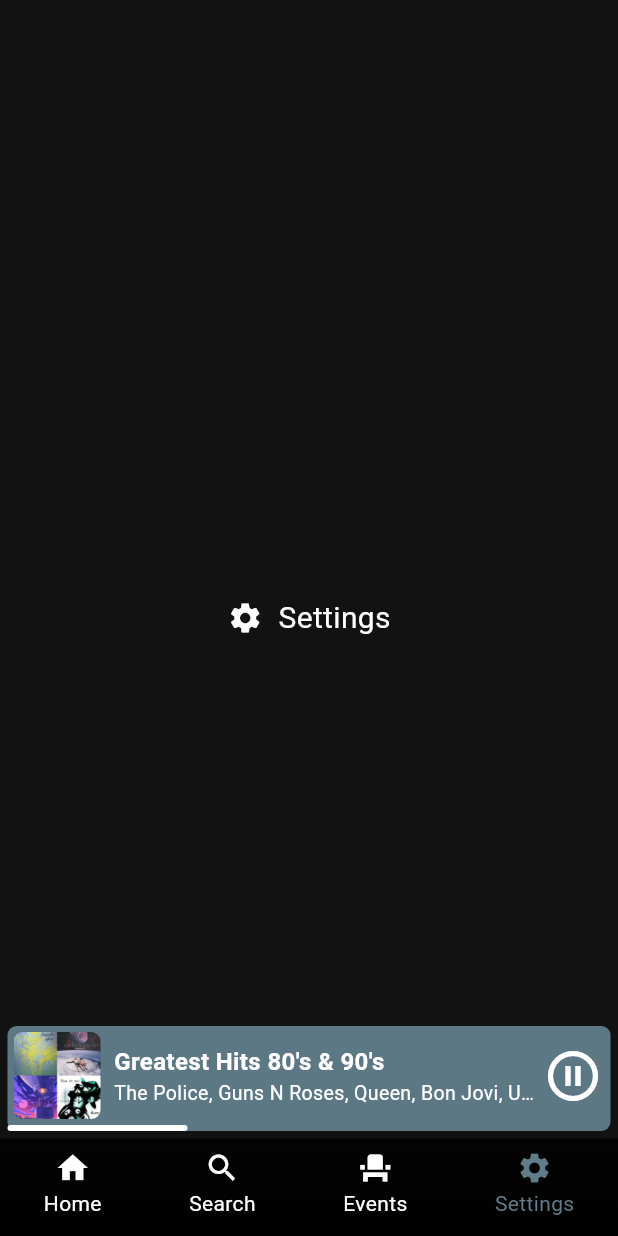
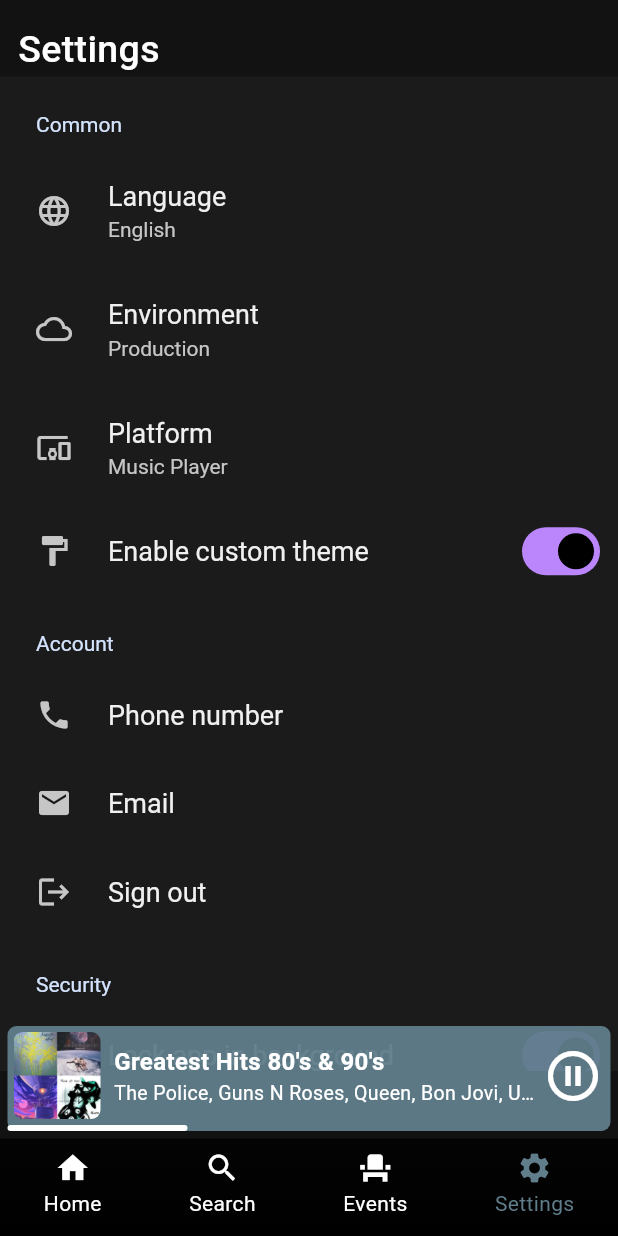
Before and after one commit to luisabreu84/flutter_musicplayerapp, a Flutter app: the MainPage screen opened by its route, item 4 of the bottom bar chosen, on a phone screen of 412 x 824 dp. Run offline on Flutter 3.47's test engine with Material 3 defaults, Android fonts, the phone set to English and light mode, and no system bars; drawn by our look-alikes of settings_ui; our stand-ins replace simple_animations, sticky_headers, video_player.

Commit message:
setting page

```diff
--- /dev/null
+++ b/lib/animations/fade_in_slide.dart
@@ -0,0 +1,83 @@
+/*
+
+Copy
+https://github.com/nikhil7299/smart_home
+
+*/
+
+import 'package:flutter/material.dart';
+
+enum FadeSlideDirection { ttb, btt, ltr, rtl }
+
+class FadeInSlide extends StatefulWidget {
+  const FadeInSlide({
+    super.key,
+    required this.child,
+    required this.duration,
+    this.curve = Curves.easeInOutBack,
+    this.fadeOffset = 40,
+    this.direction = FadeSlideDirection.ttb,
+  });
+
+  final Widget child;
+  final double duration;
+  final double fadeOffset;
+  final Curve curve;
+  final FadeSlideDirection direction;
+
+  @override
+  State<FadeInSlide> createState() => _FadeInSlideState();
+}
+
+class _FadeInSlideState extends State<FadeInSlide>
+    with TickerProviderStateMixin {
+  late AnimationController controller;
+  late Animation<double> opacityAnimation;
+  late Animation<double> inAnimation;
+
+  @override
+  void initState() {
+    super.initState();
+
+    controller = AnimationController(
+        duration: Duration(milliseconds: (1000 * widget.duration).toInt()),
+        vsync: this);
+    inAnimation = Tween<double>(begin: -widget.fadeOffset, end: 0).animate(
+      CurvedAnimation(
+        parent: controller,
+        curve: widget.curve,
+      ),
+    )..addListener(() {
+        setState(() {});
+      });
+
+    opacityAnimation = Tween<double>(begin: 0, end: 1).animate(controller)
+      ..addListener(() {
+        setState(() {});
+      });
+  }
+
+  @override
+  Widget build(BuildContext context) {
+    final size = MediaQuery.sizeOf(context);
+    controller.forward();
+    return Transform.translate(
+      offset: switch (widget.direction) {
+        FadeSlideDirection.ltr => Offset(inAnimation.value, 0),
+        FadeSlideDirection.rtl => Offset(size.width - inAnimation.value, 0),
+        FadeSlideDirection.ttb => Offset(0, inAnimation.value),
+        FadeSlideDirection.btt => Offset(0, 0 - inAnimation.value),
+      },
+      child: Opacity(
+        opacity: opacityAnimation.value,
+        child: widget.child,
+      ),
+    );
+  }
+
+  @override
+  void dispose() {
+    controller.dispose();
+    super.dispose();
+  }
+}
--- a/lib/pages/events/events_page.dart
+++ b/lib/pages/events/events_page.dart
@@ -1,4 +1,5 @@
 import 'package:flutter/material.dart';
+import 'package:musicplayerapp/animations/fade_in_slide.dart';
 
 class EventPage extends StatelessWidget {
   const EventPage({super.key});
@@ -9,9 +10,9 @@ class EventPage extends StatelessWidget {
       child: Row(
         mainAxisAlignment: MainAxisAlignment.center,
         children: [
-          Icon(Icons.event_seat),
+          FadeInSlide(duration: 1, direction: FadeSlideDirection.ltr, child: Icon(Icons.event_seat)),
           SizedBox(width: 10),
-          Text("Events", style: TextStyle(fontSize: 20)),
+          FadeInSlide(duration: 0.5, direction: FadeSlideDirection.ltr, child: Text("Events", style: TextStyle(fontSize: 20))),
         ],
       )
     );
--- a/lib/pages/home/home_page.dart
+++ b/lib/pages/home/home_page.dart
@@ -1,4 +1,5 @@
 import 'package:flutter/material.dart';
+import 'package:musicplayerapp/animations/fade_in_slide.dart';
 
 import 'package:musicplayerapp/pages/home/widgets/home_header_widget.dart';
 import 'package:musicplayerapp/pages/home/widgets/home_jumpback_widget.dart';
@@ -25,11 +26,11 @@ class HomePage extends StatelessWidget {
             mainAxisAlignment: MainAxisAlignment.start,
             crossAxisAlignment: CrossAxisAlignment.start,
             children: <Widget>[
-              HomePlayList(),
-              HomeNewRelease(),
-              JumpBack(),
-              VideoSection(),
-              Suggestions(),
+              FadeInSlide(duration: 0.4, child: HomePlayList()),
+              FadeInSlide(duration: 0.6, child: HomeNewRelease()),
+              FadeInSlide(duration: 0.8, child: JumpBack()),
+              FadeInSlide(duration: 1, child: VideoSection()),
+              FadeInSlide(duration: 1.2, child: Suggestions()),
             ]
           )
         )
--- a/lib/pages/search/search_page.dart
+++ b/lib/pages/search/search_page.dart
@@ -1,4 +1,5 @@
 import 'package:flutter/material.dart';
+import 'package:musicplayerapp/animations/fade_in_slide.dart';
 import 'package:musicplayerapp/components/carousel_builder.dart';
 import 'package:musicplayerapp/components/grid_builder.dart';
 import 'package:musicplayerapp/components/section.dart';
@@ -14,6 +15,8 @@ class SearchPage extends StatelessWidget {
     return CustomScrollView(
       slivers: <Widget>[
         SliverToBoxAdapter(
+          child: FadeInSlide(
+            duration: 0,
             child: Container(
               color: Colors.black,
               child: const Padding(
@@ -40,6 +43,7 @@ class SearchPage extends StatelessWidget {
                   ],
                 ),
               ),
+            ),
           )
         ),
         SliverAppBar(
@@ -52,7 +56,9 @@ class SearchPage extends StatelessWidget {
               expandedTitleScale: 1,
               centerTitle: true,
               titlePadding: const EdgeInsets.symmetric(vertical: 5),
-              title: Container(
+              title: FadeInSlide(
+                duration: 0.4,
+                child: Container(
                   decoration: const BoxDecoration(
                     color: Colors.white,
                     borderRadius: BorderRadius.all(Radius.circular(4)),
@@ -75,13 +81,16 @@ class SearchPage extends StatelessWidget {
                 ),
               ),
             ),
+        ),
         SliverToBoxAdapter(
             child: Padding(
               padding: const EdgeInsets.symmetric(vertical: 10),
               child: Column(
                 crossAxisAlignment: CrossAxisAlignment.start,
                 children: [
-                  Section(
+                  FadeInSlide(
+                    duration: 0.6,
+                    child: Section(
                       sectionPadding: const EdgeInsets.only(top: 0, bottom: 0),
                       title: 'Explore your bands',
                       bodyBuilder: (context) {
@@ -91,7 +100,10 @@ class SearchPage extends StatelessWidget {
                         );
                       },
                     ),
-                   Section(
+                  ),
+                   FadeInSlide(
+                    duration: 0.8,
+                     child: Section(
                       sectionPadding: const EdgeInsets.only(top: 0, bottom: 0),
                       title: 'Browse all',
                       bodyBuilder: (context) {
@@ -99,6 +111,7 @@ class SearchPage extends StatelessWidget {
                           list: SearchItem.getSearchitems(),
                         );
                       },
+                                       ),
                    ),
                 ],
               ),
--- a/lib/pages/settings/settings_page.dart
+++ b/lib/pages/settings/settings_page.dart
@@ -1,19 +1,125 @@
 import 'package:flutter/material.dart';
+import 'package:musicplayerapp/animations/fade_in_slide.dart';
+import 'package:settings_ui/settings_ui.dart';
 
 class SettingsPage extends StatelessWidget {
   const SettingsPage({super.key});
 
   @override
   Widget build(BuildContext context) {
-    return const Center(
-      child: Row(
-        mainAxisAlignment: MainAxisAlignment.center,
+    return Padding(
+      padding: const EdgeInsets.only(top: 15, bottom: 110),
+      child: Column(
+        crossAxisAlignment: CrossAxisAlignment.start,
         children: [
-          Icon(Icons.settings),
-          SizedBox(width: 10),
-          Text("Settings", style: TextStyle(fontSize: 20)),
+          const Padding(
+            padding: EdgeInsets.symmetric(horizontal: 12, vertical: 0),
+            child: Text("Settings",
+            style: TextStyle(
+              color: Color(0xffffffff),
+              fontWeight: FontWeight.w500,
+              fontSize: 25.0),
+            textAlign: TextAlign.left),
+          ),
+          Expanded(
+            child: FadeInSlide(
+              duration: 0.4,
+              child: SettingsList(
+                sections: [
+                  SettingsSection(
+                      title: const Text('Common'),
+                      tiles: <SettingsTile>[
+                        SettingsTile.navigation(
+                          leading: const Icon(Icons.language),
+                          title: const Text('Language'),
+                          value: const Text('English'),
+                        ),
+                        SettingsTile.navigation(
+                          leading: const Icon(Icons.cloud_outlined),
+                          title: const Text('Environment'),
+                          value: const Text('Production'),
+                        ),
+                        SettingsTile.navigation(
+                          leading: const Icon(Icons.devices_other),
+                          title: const Text('Platform'),
+                          onPressed: (context) {},
+                          value: const Text('Music Player'),
+                        ),
+                        SettingsTile.switchTile(
+                          onToggle: (value) {},
+                          initialValue: true,
+                          leading: const Icon(Icons.format_paint),
+                          title: const Text('Enable custom theme'),
+                        ),
+                      ],
+                    ),
+                    SettingsSection(
+                      title: const Text('Account'),
+                      tiles: <SettingsTile>[
+                        SettingsTile.navigation(
+                          leading: const Icon(Icons.phone),
+                          title: const Text('Phone number'),
+                        ),
+                        SettingsTile.navigation(
+                          leading: const Icon(Icons.mail),
+                          title: const Text('Email'),
+                          enabled: false,
+                        ),
+                        SettingsTile.navigation(
+                          leading: const Icon(Icons.logout),
+                          title: const Text('Sign out'),
+                        ),
+                      ],
+                    ),
+                    SettingsSection(
+                      title: const Text('Security'),
+                      tiles: <SettingsTile>[
+                        SettingsTile.switchTile(
+                          onToggle: (_) {},
+                          initialValue: true,
+                          leading: const Icon(Icons.phonelink_lock),
+                          title: const Text('Lock app in background'),
+                        ),
+                        SettingsTile.switchTile(
+                          onToggle: (_) {},
+                          initialValue: true,
+                          leading: const Icon(Icons.fingerprint),
+                          title: const Text('Use fingerprint'),
+                          description: const Text('Allow application to access stored fingerprint IDs'),
+                        ),
+                        SettingsTile.switchTile(
+                          onToggle: (_) {},
+                          initialValue: true,
+                          leading: const Icon(Icons.lock),
+                          title: const Text('Change password'),
+                        ),
+                        SettingsTile.switchTile(
+                          onToggle: (_) {},
+                          initialValue: true,
+                          leading: const Icon(Icons.notifications_active),
+                          title: const Text('Enable notifications'),
+                        ),
+                      ],
+                    ),
+                    SettingsSection(
+                      title: const Text('Misc'),
+                      tiles: <SettingsTile>[
+                        SettingsTile.navigation(
+                          leading: const Icon(Icons.description),
+                          title: const Text('Terms of Service'),
+                        ),
+                        SettingsTile.navigation(
+                          leading: const Icon(Icons.collections_bookmark),
+                          title: const Text('Open source license'),
+                        ),
+                      ],
+                    ),
+                ],
+              ),
+            ),
+          ),
         ],
-      )
+      ),
     );
   }
 }
--- a/pubspec.yaml
+++ b/pubspec.yaml
@@ -38,6 +38,7 @@ dependencies:
   simple_animations: ^5.0.2
   video_player: ^2.8.5
   sticky_headers: ^0.3.0+2
+  settings_ui: ^2.0.2
 
 dev_dependencies:
   flutter_test:
```
Also changed, not shown: pubspec.lock. Lines whose indentation alone changed are shown as unchanged.
